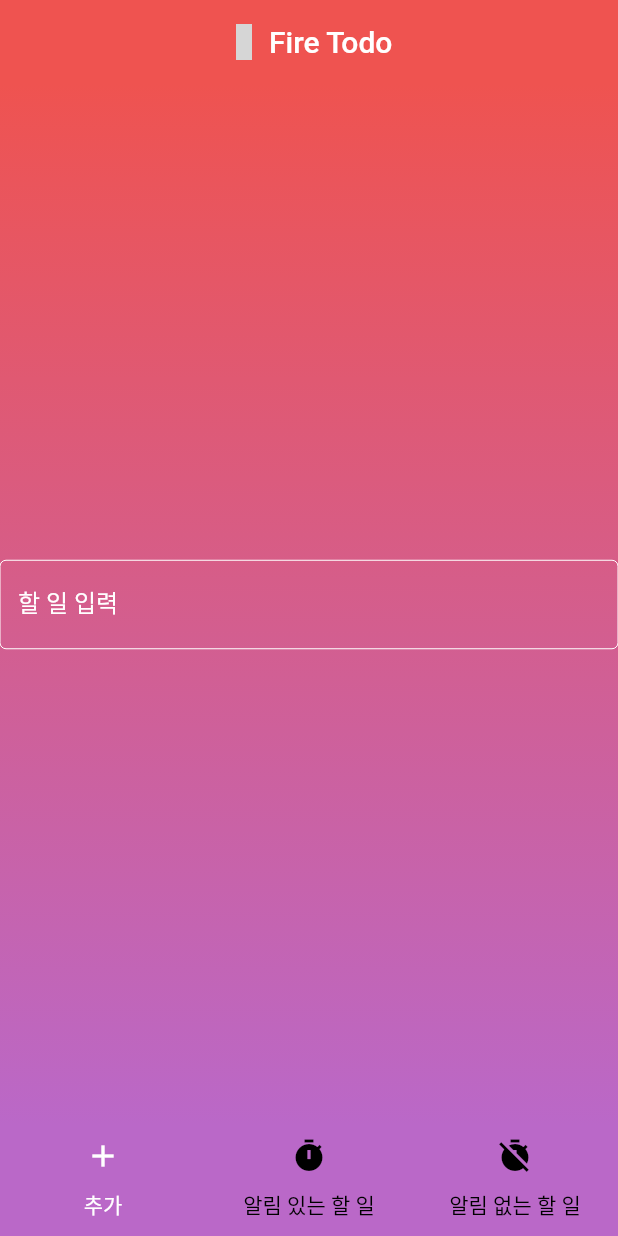
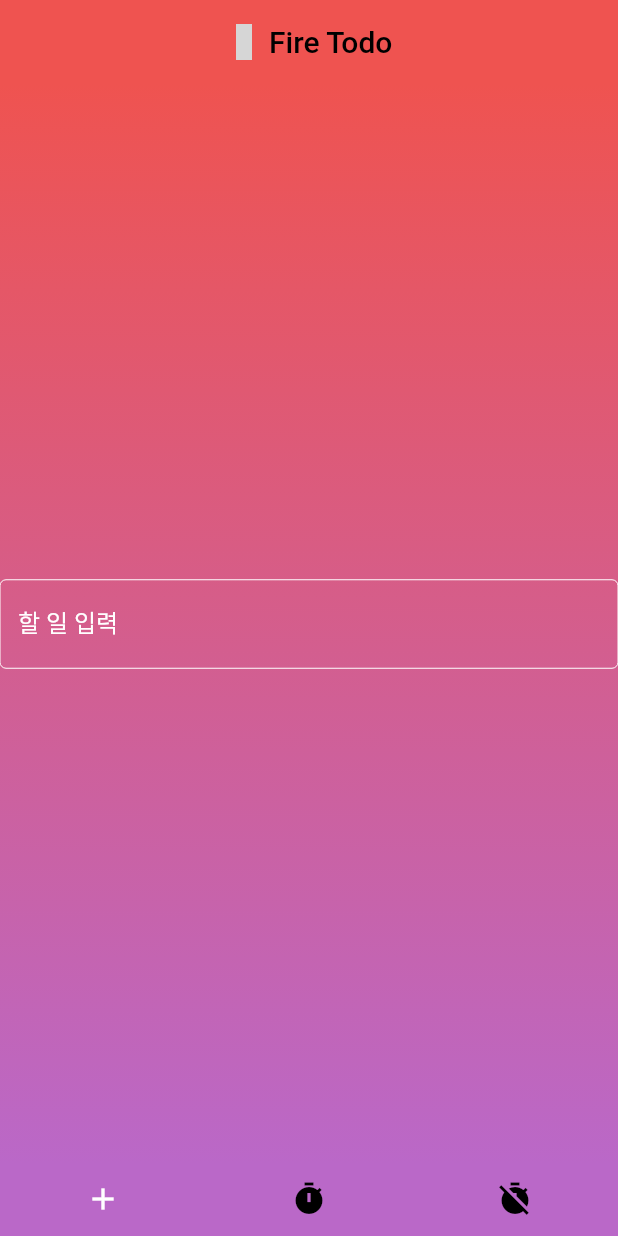
Before and after one commit to TanzenT/FireTodo, a Flutter app: the screen it shows after launch, on a phone screen of 412 x 824 dp. Run offline on Flutter 3.47's test engine with Material 2 defaults, Android fonts, the phone set to English and light mode, and no system bars; our stand-ins replace flutter_icons; grey boxes are pictures that could not be loaded.

Commit message:
Now app title and icon change with system darkmode!

```diff
--- a/lib/src/App.dart
+++ b/lib/src/App.dart
@@ -29,17 +29,31 @@ class _AppState extends State<App> with SingleTickerProviderStateMixin {
   Widget build(BuildContext context) {
     return Scaffold(
       appBar: AppBar(
-        brightness: Brightness.dark, // for white status bar text
+        brightness: MediaQuery.of(context).platformBrightness == Brightness.dark
+            ? Brightness.dark
+            : Brightness.light, // for white status bar text
+
         // this is for AppBar Title
         elevation: 0.0,
         title: Row(
           mainAxisAlignment: MainAxisAlignment.center,
           children: <Widget>[
-            Icon(MaterialCommunityIcons.fire),
+            Icon(MaterialCommunityIcons.fire,
+                color:
+                    MediaQuery.of(context).platformBrightness == Brightness.dark
+                        ? Colors.white
+                        : Colors.black),
             Padding(
               padding: EdgeInsets.only(right: 5),
             ),
-            Text('Fire Todo')
+            Text(
+              'Fire Todo',
+              style: TextStyle(
+                  color: MediaQuery.of(context).platformBrightness ==
+                          Brightness.dark
+                      ? Colors.white
+                      : Colors.black),
+            ),
           ],
         ),
       ),
@@ -51,15 +65,12 @@ class _AppState extends State<App> with SingleTickerProviderStateMixin {
           tabs: <Tab>[
             new Tab(
               icon: new Icon(Icons.add),
-              text: '추가',
             ),
             new Tab(
               icon: new Icon(Icons.timer),
-              text: '알림 있는 할 일',
             ),
             new Tab(
               icon: new Icon(Icons.timer_off),
-              text: '알림 없는 할 일',
             ),
           ],
         ),
```
Also changed, not shown: 5 other files.
